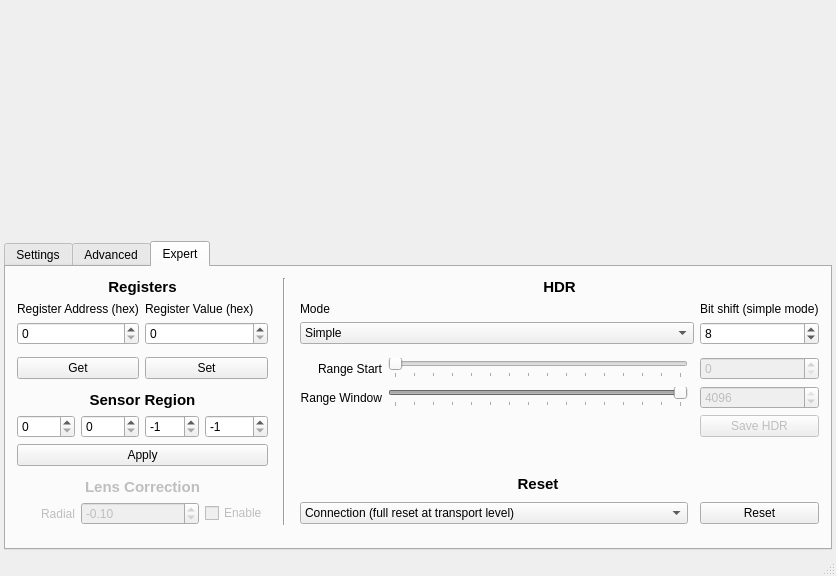
First picture: the form in ui/mainwindow.ui, repository emergent-design/libpsinc, before the edit.
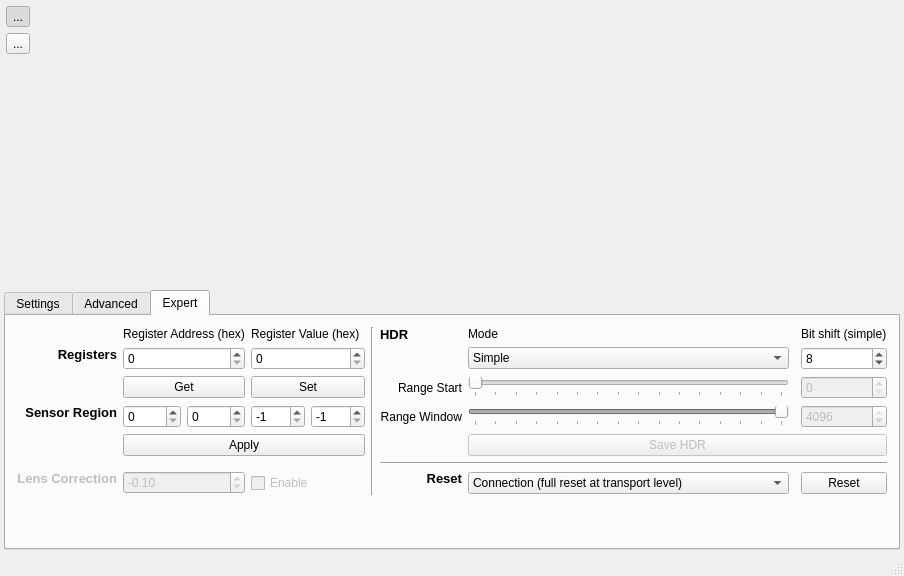
Second picture: the form after the edit. The open tabs and pages were chosen to show the change. Icons and pictures are not drawn. Custom widgets are drawn as their Qt base class.

Commit message: Rearranged the layout for the expert tab so that it takes less space. Added a toolbar beside the canvas to allow switching of modes:   Zoom mode allows scroll-wheel zooming (up to 1:1) of the image with left-click panning.   Select mode works as before, allowing selection of a rectangle for HDR windowing.

What changed in the file:
```diff
--- a/ui/mainwindow.ui
+++ b/ui/mainwindow.ui
@@ -30,7 +30,7 @@
     <property name="spacing">
      <number>4</number>
     </property>
-    <item row="0" column="0">
+    <item row="0" column="1">
      <widget class="Canvas" name="canvas">
       <property name="sizePolicy">
        <sizepolicy hsizetype="Ignored" vsizetype="Ignored">
@@ -40,11 +40,115 @@
       </property>
      </widget>
     </item>
-    <item row="1" column="0">
+    <item row="0" column="0">
+     <widget class="QFrame" name="toolPanel">
+      <property name="frameShape">
+       <enum>QFrame::NoFrame</enum>
+      </property>
+      <property name="frameShadow">
+       <enum>QFrame::Raised</enum>
+      </property>
+      <layout class="QGridLayout" name="gridLayout_4">
+       <property name="leftMargin">
+        <number>2</number>
+       </property>
+       <property name="topMargin">
+        <number>2</number>
+       </property>
+       <property name="rightMargin">
+        <number>2</number>
+       </property>
+       <property name="bottomMargin">
+        <number>2</number>
+       </property>
+       <item row="0" column="0">
+        <widget class="QToolButton" name="zoomButton">
+         <property name="focusPolicy">
+          <enum>Qt::NoFocus</enum>
+         </property>
+         <property name="text">
+          <string>...</string>
+         </property>
+         <property name="icon">
+          <iconset resource="../resources/iconograph.qrc">
+           <normaloff>:/pan.png</normaloff>:/pan.png</iconset>
+         </property>
+         <property name="iconSize">
+          <size>
+           <width>18</width>
+           <height>18</height>
+          </size>
+         </property>
+         <property name="checkable">
+          <bool>true</bool>
+         </property>
+         <property name="checked">
+          <bool>true</bool>
+         </property>
+         <property name="autoExclusive">
+          <bool>true</bool>
+         </property>
+         <property name="autoRaise">
+          <bool>false</bool>
+         </property>
+        </widget>
+       </item>
+       <item row="1" column="0">
+        <widget class="QToolButton" name="selectButton">
+         <property name="focusPolicy">
+          <enum>Qt::NoFocus</enum>
+         </property>
+         <property name="text">
+          <string>...</string>
+         </property>
+         <property name="icon">
+          <iconset resource="../resources/iconograph.qrc">
+           <normaloff>:/select.png</normaloff>:/select.png</iconset>
+         </property>
+         <property name="iconSize">
+          <size>
+           <width>18</width>
+           <height>18</height>
+          </size>
+         </property>
+         <property name="checkable">
+          <bool>true</bool>
+         </property>
+         <property name="checked">
+          <bool>false</bool>
+         </property>
+         <property name="autoExclusive">
+          <bool>true</bool>
+         </property>
+        </widget>
+       </item>
+       <item row="2" column="0">
+        <spacer name="verticalSpacer">
+         <property name="orientation">
+          <enum>Qt::Vertical</enum>
+         </property>
+         <property name="sizeHint" stdset="0">
+          <size>
+           <width>20</width>
+           <height>40</height>
+          </size>
+         </property>
+        </spacer>
+       </item>
+      </layout>
+     </widget>
+    </item>
+    <item row="2" column="0" colspan="2">
      <widget class="QTabWidget" name="tabs">
       <property name="enabled">
        <bool>true</bool>
       </property>
+      <property name="sizePolicy">
+       <sizepolicy hsizetype="Expanding" vsizetype="Expanding">
+        <horstretch>0</horstretch>
+        <verstretch>0</verstretch>
+       </sizepolicy>
+      </property>
       <property name="tabPosition">
        <enum>QTabWidget::North</enum>
       </property>
@@ -530,81 +634,37 @@
        </layout>
       </widget>
       <widget class="QWidget" name="expertTab">
+       <property name="sizePolicy">
+        <sizepolicy hsizetype="Preferred" vsizetype="Minimum">
+         <horstretch>0</horstretch>
+         <verstretch>0</verstretch>
+        </sizepolicy>
+       </property>
        <attribute name="title">
         <string>Expert</string>
        </attribute>
        <layout class="QGridLayout" name="gridLayout_5">
-        <item row="4" column="8">
-         <widget class="QSpinBox" name="rangeStartBox">
+        <item row="6" column="3" colspan="2">
+         <widget class="QCheckBox" name="lensCheck">
           <property name="enabled">
            <bool>false</bool>
           </property>
-          <property name="maximum">
-           <number>3839</number>
-          </property>
-          <property name="singleStep">
-           <number>32</number>
-          </property>
-         </widget>
-        </item>
-        <item row="1" column="8">
-         <widget class="QLabel" name="bitShiftLabel">
           <property name="text">
-           <string>Bit shift (simple mode)</string>
+           <string>Enable</string>
           </property>
          </widget>
         </item>
-        <item row="2" column="5" colspan="3">
-         <widget class="QComboBox" name="hdrModeBox">
-          <item>
-           <property name="text">
-            <string>Simple</string>
-           </property>
-          </item>
-          <item>
-           <property name="text">
-            <string>Range</string>
-           </property>
-          </item>
-          <item>
-           <property name="text">
-            <string>Window</string>
-           </property>
-          </item>
-         </widget>
-        </item>
-        <item row="2" column="8">
-         <widget class="QSpinBox" name="bitShiftBox">
-          <property name="maximum">
-           <number>15</number>
-          </property>
-          <property name="value">
-           <number>8</number>
-          </property>
-         </widget>
-        </item>
-        <item row="1" column="5" colspan="3">
-         <widget class="QLabel" name="hdrModeLabel">
-          <property name="text">
-           <string>Mode</string>
-          </property>
-         </widget>
-        </item>
-        <item row="4" column="5">
-         <widget class="QLabel" name="rangeStartLabel">
-          <property name="text">
-           <string>Range Start</string>
-          </property>
-          <property name="alignment">
-           <set>Qt::AlignRight|Qt::AlignTrailing|Qt::AlignVCenter</set>
-          </property>
-         </widget>
-        </item>
-        <item row="5" column="6">
+        <item row="3" column="7">
          <widget class="QSlider" name="rangeWindowSlider">
           <property name="enabled">
            <bool>false</bool>
           </property>
+          <property name="sizePolicy">
+           <sizepolicy hsizetype="Expanding" vsizetype="Fixed">
+            <horstretch>0</horstretch>
+            <verstretch>0</verstretch>
+           </sizepolicy>
+          </property>
           <property name="minimum">
            <number>256</number>
           </property>
@@ -634,95 +694,11 @@
           </property>
          </widget>
         </item>
-        <item row="4" column="6">
-         <widget class="QSlider" name="rangeStartSlider">
-          <property name="enabled">
-           <bool>false</bool>
-          </property>
-          <property name="maximum">
-           <number>3839</number>
-          </property>
-          <property name="singleStep">
-           <number>32</number>
-          </property>
-          <property name="pageStep">
-           <number>256</number>
-          </property>
-          <property name="orientation">
-           <enum>Qt::Horizontal</enum>
-          </property>
-          <property name="tickPosition">
-           <enum>QSlider::TicksBelow</enum>
-          </property>
-          <property name="tickInterval">
-           <number>256</number>
-          </property>
-         </widget>
-        </item>
-        <item row="5" column="8">
-         <widget class="QSpinBox" name="rangeWindowBox">
-          <property name="enabled">
-           <bool>false</bool>
-          </property>
-          <property name="minimum">
-           <number>256</number>
-          </property>
-          <property name="maximum">
-           <number>4096</number>
-          </property>
-          <property name="singleStep">
-           <number>32</number>
-          </property>
-          <property name="value">
-           <number>4096</number>
-          </property>
-         </widget>
-        </item>
-        <item row="5" column="5">
-         <widget class="QLabel" name="rangeWindowLabel">
-          <property name="text">
-           <string>Range Window</string>
-          </property>
-          <property name="alignment">
-           <set>Qt::AlignRight|Qt::AlignTrailing|Qt::AlignVCenter</set>
-          </property>
-         </widget>
-        </item>
-        <item row="10" column="0" colspan="9">
-         <spacer name="verticalSpacer_3">
-          <property name="orientation">
-           <enum>Qt::Vertical</enum>
-          </property>
-          <property name="sizeHint" stdset="0">
-           <size>
-            <width>20</width>
-            <height>10</height>
-           </size>
-          </property>
-         </spacer>
-        </item>
-        <item row="2" column="2" colspan="2">
-         <widget class="QSpinBox" name="valueBox">
-          <property name="maximum">
-           <number>65535</number>
-          </property>
-          <property name="displayIntegerBase">
-           <number>16</number>
-          </property>
-         </widget>
-        </item>
-        <item row="4" column="2" colspan="2">
-         <widget class="QPushButton" name="setButton">
-          <property name="text">
-           <string>Set</string>
-          </property>
-         </widget>
-        </item>
-        <item row="0" column="0" colspan="4">
+        <item row="1" column="0" rowspan="2">
          <widget class="QLabel" name="registerHeading">
           <property name="font">
            <font>
-            <pointsize>11</pointsize>
+            <pointsize>10</pointsize>
             <weight>75</weight>
             <italic>false</italic>
             <bold>true</bold>
@@ -733,11 +709,106 @@
            <string>Registers</string>
           </property>
           <property name="alignment">
-           <set>Qt::AlignCenter</set>
+           <set>Qt::AlignRight|Qt::AlignTop|Qt::AlignTrailing</set>
           </property>
          </widget>
         </item>
-        <item row="2" column="0" colspan="2">
+        <item row="6" column="7">
+         <widget class="QComboBox" name="resetBox">
+          <property name="sizePolicy">
+           <sizepolicy hsizetype="Preferred" vsizetype="Fixed">
+            <horstretch>0</horstretch>
+            <verstretch>0</verstretch>
+           </sizepolicy>
+          </property>
+          <item>
+           <property name="text">
+            <string>Connection (full reset at transport level)</string>
+           </property>
+          </item>
+          <item>
+           <property name="text">
+            <string>Control (full reset via control pipe)</string>
+           </property>
+          </item>
+          <item>
+           <property name="text">
+            <string>Command (full reset via standard command)</string>
+           </property>
+          </item>
+          <item>
+           <property name="text">
+            <string>Communications (soft reset of communication buffers)</string>
+           </property>
+          </item>
+          <item>
+           <property name="text">
+            <string>Imaging (reset of imaging chip only)</string>
+           </property>
+          </item>
+          <item>
+           <property name="text">
+            <string>Imaging Soft (soft reset of imaging chip only)</string>
+           </property>
+          </item>
+          <item>
+           <property name="text">
+            <string>I/O (reset of the I/O sub-systems)</string>
+           </property>
+          </item>
+         </widget>
+        </item>
+        <item row="5" column="6" colspan="4">
+         <widget class="Line" name="line_2">
+          <property name="orientation">
+           <enum>Qt::Horizontal</enum>
+          </property>
+         </widget>
+        </item>
+        <item row="1" column="9">
+         <widget class="QSpinBox" name="bitShiftBox">
+          <property name="maximum">
+           <number>15</number>
+          </property>
+          <property name="value">
+           <number>8</number>
+          </property>
+         </widget>
+        </item>
+        <item row="0" column="6" rowspan="2">
+         <widget class="QLabel" name="hdrHeading">
+          <property name="font">
+           <font>
+            <pointsize>10</pointsize>
+            <weight>75</weight>
+            <bold>true</bold>
+           </font>
+          </property>
+          <property name="text">
+           <string>HDR</string>
+          </property>
+          <property name="alignment">
+           <set>Qt::AlignLeading|Qt::AlignLeft|Qt::AlignTop</set>
+          </property>
+         </widget>
+        </item>
+        <item row="7" column="0">
+         <spacer name="verticalSpacer_3">
+          <property name="orientation">
+           <enum>Qt::Vertical</enum>
+          </property>
+          <property name="sizeType">
+           <enum>QSizePolicy::Expanding</enum>
+          </property>
+          <property name="sizeHint" stdset="0">
+           <size>
+            <width>20</width>
+            <height>40</height>
+           </size>
+          </property>
+         </spacer>
+        </item>
+        <item row="1" column="1" colspan="2">
          <widget class="QSpinBox" name="addressBox">
           <property name="maximum">
            <number>65535</number>
@@ -750,141 +821,31 @@
           </property>
          </widget>
         </item>
-        <item row="6" column="0">
-         <widget class="QSpinBox" name="xRegionBox">
-          <property name="sizePolicy">
-           <sizepolicy hsizetype="Minimum" vsizetype="Fixed">
-            <horstretch>0</horstretch>
-            <verstretch>0</verstretch>
-           </sizepolicy>
-          </property>
-          <property name="maximum">
-           <number>2048</number>
-          </property>
-         </widget>
-        </item>
-        <item row="5" column="0" colspan="4">
-         <widget class="QLabel" name="regionLabel">
-          <property name="font">
-           <font>
-            <pointsize>11</pointsize>
-            <weight>75</weight>
-            <bold>true</bold>
-           </font>
-          </property>
-          <property name="text">
-           <string>Sensor Region</string>
-          </property>
-          <property name="alignment">
-           <set>Qt::AlignBottom|Qt::AlignHCenter</set>
-          </property>
-         </widget>
-        </item>
-        <item row="6" column="1">
-         <widget class="QSpinBox" name="yRegionBox">
-          <property name="maximum">
-           <number>2048</number>
-          </property>
-         </widget>
-        </item>
-        <item row="1" column="0" colspan="2">
-         <widget class="QLabel" name="addressLabel">
-          <property name="sizePolicy">
-           <sizepolicy hsizetype="Preferred" vsizetype="Preferred">
-            <horstretch>0</horstretch>
-            <verstretch>0</verstretch>
-           </sizepolicy>
-          </property>
-          <property name="text">
-           <string>Register Address (hex)</string>
-          </property>
-          <property name="alignment">
-           <set>Qt::AlignBottom|Qt::AlignLeading|Qt::AlignLeft</set>
-          </property>
-         </widget>
-        </item>
-        <item row="1" column="2" colspan="2">
-         <widget class="QLabel" name="valueLabel">
-          <property name="sizePolicy">
-           <sizepolicy hsizetype="Preferred" vsizetype="Preferred">
-            <horstretch>0</horstretch>
-            <verstretch>0</verstretch>
-           </sizepolicy>
-          </property>
-          <property name="text">
-           <string>Register Value (hex)</string>
-          </property>
-          <property name="alignment">
-           <set>Qt::AlignBottom|Qt::AlignLeading|Qt::AlignLeft</set>
-          </property>
-         </widget>
-        </item>
-        <item row="6" column="2">
-         <widget class="QSpinBox" name="widthRegionBox">
-          <property name="minimum">
-           <number>-1</number>
-          </property>
-          <property name="maximum">
-           <number>2048</number>
-          </property>
-          <property name="value">
-           <number>-1</number>
-          </property>
-         </widget>
-        </item>
-        <item row="6" column="3">
-         <widget class="QSpinBox" name="heightRegionBox">
-          <property name="minimum">
-           <number>-1</number>
-          </property>
-          <property name="maximum">
-           <number>2048</number>
-          </property>
-          <property name="value">
-           <number>-1</number>
-          </property>
-         </widget>
-        </item>
-        <item row="7" column="0" colspan="4">
-         <widget class="QPushButton" name="regionButton">
-          <property name="text">
-           <string>Apply</string>
-          </property>
-         </widget>
-        </item>
-        <item row="0" column="4" rowspan="10">
-         <widget class="Line" name="line">
-          <property name="sizePolicy">
-           <sizepolicy hsizetype="Minimum" vsizetype="Minimum">
-            <horstretch>0</horstretch>
-            <verstretch>0</verstretch>
-           </sizepolicy>
-          </property>
-          <property name="minimumSize">
-           <size>
-            <width>20</width>
-            <height>0</height>
-           </size>
-          </property>
-          <property name="baseSize">
-           <size>
-            <width>20</width>
-            <height>0</height>
-           </size>
-          </property>
-          <property name="orientation">
-           <enum>Qt::Vertical</enum>
-          </property>
-         </widget>
-        </item>
-        <item row="4" column="0" colspan="2">
+        <item row="2" column="1" colspan="2">
          <widget class="QPushButton" name="getButton">
           <property name="text">
            <string>Get</string>
           </property>
          </widget>
         </item>
-        <item row="8" column="0" colspan="4">
+        <item row="2" column="3" colspan="2">
+         <widget class="QPushButton" name="setButton">
+          <property name="text">
+           <string>Set</string>
+          </property>
+         </widget>
+        </item>
+        <item row="1" column="3" colspan="2">
+         <widget class="QSpinBox" name="valueBox">
+          <property name="maximum">
+           <number>65535</number>
+          </property>
+          <property name="displayIntegerBase">
+           <number>16</number>
+          </property>
+         </widget>
+        </item>
+        <item row="6" column="0">
          <widget class="QLabel" name="lensLabel">
           <property name="enabled">
            <bool>false</bool>
@@ -897,7 +858,7 @@
           </property>
           <property name="font">
            <font>
-            <pointsize>11</pointsize>
+            <pointsize>10</pointsize>
             <weight>75</weight>
             <bold>true</bold>
            </font>
@@ -906,44 +867,11 @@
            <string>Lens Correction</string>
           </property>
           <property name="alignment">
-           <set>Qt::AlignBottom|Qt::AlignHCenter</set>
+           <set>Qt::AlignRight|Qt::AlignTop|Qt::AlignTrailing</set>
           </property>
          </widget>
         </item>
-        <item row="9" column="3">
-         <widget class="QCheckBox" name="lensCheck">
-          <property name="enabled">
-           <bool>false</bool>
-          </property>
-          <property name="text">
-           <string>Enable</string>
-          </property>
-         </widget>
-        </item>
-        <item row="6" column="8">
-         <widget class="QPushButton" name="saveHdrButton">
-          <property name="enabled">
-           <bool>false</bool>
-          </property>
-          <property name="text">
-           <string>Save HDR</string>
-          </property>
-         </widget>
-        </item>
-        <item row="9" column="0">
-         <widget class="QLabel" name="radialLabel">
-          <property name="enabled">
-           <bool>false</bool>
-          </property>
-          <property name="text">
-           <string>Radial</string>
-          </property>
-          <property name="alignment">
-           <set>Qt::AlignRight|Qt::AlignTrailing|Qt::AlignVCenter</set>
-          </property>
-         </widget>
-        </item>
-        <item row="9" column="1" colspan="2">
+        <item row="6" column="1" colspan="2">
          <widget class="QDoubleSpinBox" name="lensBox">
           <property name="enabled">
            <bool>false</bool>
@@ -962,74 +890,104 @@
           </property>
          </widget>
         </item>
-        <item row="0" column="5" colspan="4">
-         <widget class="QLabel" name="hdrHeading">
+        <item row="4" column="1" colspan="4">
+         <widget class="QPushButton" name="regionButton">
+          <property name="text">
+           <string>Apply</string>
+          </property>
+         </widget>
+        </item>
+        <item row="3" column="4">
+         <widget class="QSpinBox" name="heightRegionBox">
+          <property name="minimum">
+           <number>-1</number>
+          </property>
+          <property name="maximum">
+           <number>2048</number>
+          </property>
+          <property name="value">
+           <number>-1</number>
+          </property>
+         </widget>
+        </item>
+        <item row="3" column="2">
+         <widget class="QSpinBox" name="yRegionBox">
+          <property name="maximum">
+           <number>2048</number>
+          </property>
+         </widget>
+        </item>
+        <item row="0" column="9">
+         <widget class="QLabel" name="bitShiftLabel">
+          <property name="sizePolicy">
+           <sizepolicy hsizetype="Preferred" vsizetype="Preferred">
+            <horstretch>0</horstretch>
+            <verstretch>0</verstretch>
+           </sizepolicy>
+          </property>
+          <property name="text">
+           <string>Bit shift (simple)</string>
+          </property>
+         </widget>
+        </item>
+        <item row="3" column="3">
+         <widget class="QSpinBox" name="widthRegionBox">
+          <property name="minimum">
+           <number>-1</number>
+          </property>
+          <property name="maximum">
+           <number>2048</number>
+          </property>
+          <property name="value">
+           <number>-1</number>
+          </property>
+         </widget>
+        </item>
+        <item row="3" column="1">
+         <widget class="QSpinBox" name="xRegionBox">
+          <property name="sizePolicy">
+           <sizepolicy hsizetype="Minimum" vsizetype="Fixed">
+            <horstretch>0</horstretch>
+            <verstretch>0</verstretch>
+           </sizepolicy>
+          </property>
+          <property name="maximum">
+           <number>2048</number>
+          </property>
+         </widget>
+        </item>
+        <item row="3" column="0" rowspan="2">
+         <widget class="QLabel" name="regionLabel">
           <property name="font">
            <font>
-            <pointsize>11</pointsize>
+            <pointsize>10</pointsize>
             <weight>75</weight>
             <bold>true</bold>
            </font>
           </property>
           <property name="text">
-           <string>HDR</string>
+           <string>Sensor Region</string>
           </property>
           <property name="alignment">
-           <set>Qt::AlignCenter</set>
+           <set>Qt::AlignRight|Qt::AlignTop|Qt::AlignTrailing</set>
           </property>
          </widget>
         </item>
-        <item row="9" column="8">
-         <widget class="QPushButton" name="resetButton">
+        <item row="2" column="6">
+         <widget class="QLabel" name="rangeStartLabel">
           <property name="text">
-           <string>Reset</string>
+           <string>Range Start</string>
           </property>
+          <property name="alignment">
+           <set>Qt::AlignRight|Qt::AlignTrailing|Qt::AlignVCenter</set>
+          </property>
          </widget>
         </item>
-        <item row="9" column="5" colspan="2">
-         <widget class="QComboBox" name="resetBox">
-          <item>
-           <property name="text">
-            <string>Connection (full reset at transport level)</string>
-           </property>
-          </item>
-          <item>
-           <property name="text">
-            <string>Control (full reset via control pipe)</string>
-           </property>
-          </item>
-          <item>
-           <property name="text">
-            <string>Command (full reset via standard command)</string>
-           </property>
-          </item>
-          <item>
-           <property name="text">
-            <string>Communications (soft reset of communication buffers)</string>
-           </property>
-          </item>
-          <item>
-           <property name="text">
-            <string>Imaging (reset of imaging chip only)</string>
-           </property>
-          </item>
-          <item>
-           <property name="text">
-            <string>Imaging Soft (soft reset of imaging chip only)</string>
-           </property>
-          </item>
-          <item>
-           <property name="text">
-            <string>I/O (reset of the I/O sub-systems)</string>
-           </property>
-          </item>
-         </widget>
-        </item>
-        <item row="8" column="6">
+        <item row="6" column="6">
          <widget class="QLabel" name="resetHeading">
           <property name="font">
            <font>
-            <pointsize>11</pointsize>
+            <pointsize>10</pointsize>
             <weight>75</weight>
             <bold>true</bold>
            </font>
@@ -1038,7 +996,180 @@
            <string>Reset</string>
           </property>
           <property name="alignment">
-           <set>Qt::AlignCenter</set>
+           <set>Qt::AlignRight|Qt::AlignTop|Qt::AlignTrailing</set>
+          </property>
+         </widget>
+        </item>
+        <item row="0" column="1" colspan="2">
+         <widget class="QLabel" name="addressLabel">
+          <property name="sizePolicy">
+           <sizepolicy hsizetype="Preferred" vsizetype="Preferred">
+            <horstretch>0</horstretch>
+            <verstretch>0</verstretch>
+           </sizepolicy>
+          </property>
+          <property name="text">
+           <string>Register Address (hex)</string>
+          </property>
+          <property name="alignment">
+           <set>Qt::AlignBottom|Qt::AlignLeading|Qt::AlignLeft</set>
+          </property>
+         </widget>
+        </item>
+        <item row="2" column="9">
+         <widget class="QSpinBox" name="rangeStartBox">
+          <property name="enabled">
+           <bool>false</bool>
+          </property>
+          <property name="maximum">
+           <number>3839</number>
+          </property>
+          <property name="singleStep">
+           <number>32</number>
+          </property>
+         </widget>
+        </item>
+        <item row="3" column="6">
+         <widget class="QLabel" name="rangeWindowLabel">
+          <property name="text">
+           <string>Range Window</string>
+          </property>
+          <property name="alignment">
+           <set>Qt::AlignRight|Qt::AlignTrailing|Qt::AlignVCenter</set>
+          </property>
+         </widget>
+        </item>
+        <item row="2" column="7">
+         <widget class="QSlider" name="rangeStartSlider">
+          <property name="enabled">
+           <bool>false</bool>
+          </property>
+          <property name="sizePolicy">
+           <sizepolicy hsizetype="Expanding" vsizetype="Fixed">
+            <horstretch>0</horstretch>
+            <verstretch>0</verstretch>
+           </sizepolicy>
+          </property>
+          <property name="maximum">
+           <number>3839</number>
+          </property>
+          <property name="singleStep">
+           <number>32</number>
+          </property>
+          <property name="pageStep">
+           <number>256</number>
+          </property>
+          <property name="orientation">
+           <enum>Qt::Horizontal</enum>
+          </property>
+          <property name="tickPosition">
+           <enum>QSlider::TicksBelow</enum>
+          </property>
+          <property name="tickInterval">
+           <number>256</number>
+          </property>
+         </widget>
+        </item>
+        <item row="3" column="9">
+         <widget class="QSpinBox" name="rangeWindowBox">
+          <property name="enabled">
+           <bool>false</bool>
+          </property>
+          <property name="minimum">
+           <number>256</number>
+          </property>
+          <property name="maximum">
+           <number>4096</number>
+          </property>
+          <property name="singleStep">
+           <number>32</number>
+          </property>
+          <property name="value">
+           <number>4096</number>
+          </property>
+         </widget>
+        </item>
+        <item row="6" column="9">
+         <widget class="QPushButton" name="resetButton">
+          <property name="sizePolicy">
+           <sizepolicy hsizetype="Minimum" vsizetype="Fixed">
+            <horstretch>0</horstretch>
+            <verstretch>0</verstretch>
+           </sizepolicy>
+          </property>
+          <property name="text">
+           <string>Reset</string>
+          </property>
+         </widget>
+        </item>
+        <item row="0" column="3" colspan="2">
+         <widget class="QLabel" name="valueLabel">
+          <property name="sizePolicy">
+           <sizepolicy hsizetype="Preferred" vsizetype="Preferred">
+            <horstretch>0</horstretch>
+            <verstretch>0</verstretch>
+           </sizepolicy>
+          </property>
+          <property name="text">
+           <string>Register Value (hex)</string>
+          </property>
+          <property name="alignment">
+           <set>Qt::AlignBottom|Qt::AlignLeading|Qt::AlignLeft</set>
+          </property>
+         </widget>
+        </item>
+        <item row="0" column="7">
+         <widget class="QLabel" name="hdrModeLabel">
+          <property name="sizePolicy">
+           <sizepolicy hsizetype="Preferred" vsizetype="Preferred">
+            <horstretch>0</horstretch>
+            <verstretch>0</verstretch>
+           </sizepolicy>
+          </property>
+          <property name="text">
+           <string>Mode</string>
+          </property>
+         </widget>
+        </item>
+        <item row="1" column="7">
+         <widget class="QComboBox" name="hdrModeBox">
+          <property name="sizePolicy">
+           <sizepolicy hsizetype="Preferred" vsizetype="Fixed">
+            <horstretch>0</horstretch>
+            <verstretch>0</verstretch>
+           </sizepolicy>
+          </property>
+          <item>
+           <property name="text">
+            <string>Simple</string>
+           </property>
+          </item>
+          <item>
+           <property name="text">
+            <string>Range</string>
+           </property>
+          </item>
+          <item>
+           <property name="text">
+            <string>Window</string>
+           </property>
+          </item>
+         </widget>
+        </item>
+        <item row="0" column="5" rowspan="7">
+         <widget class="Line" name="line">
+          <property name="orientation">
+           <enum>Qt::Vertical</enum>
+          </property>
+         </widget>
+        </item>
+        <item row="4" column="7" colspan="3">
+         <widget class="QPushButton" name="saveHdrButton">
+          <property name="enabled">
+           <bool>false</bool>
+          </property>
+          <property name="text">
+           <string>Save HDR</string>
           </property>
          </widget>
         </item>
```
Left out of the diff: 93 changed lines with no effect on the pictures. The commit also changes 9 other files.
